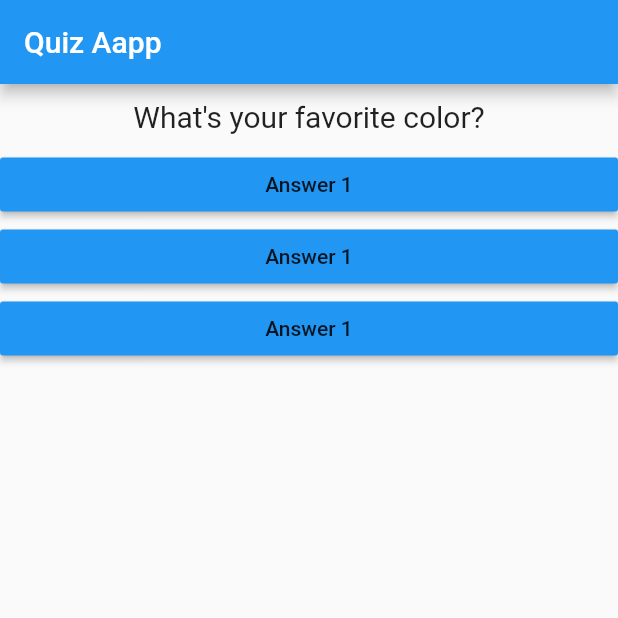
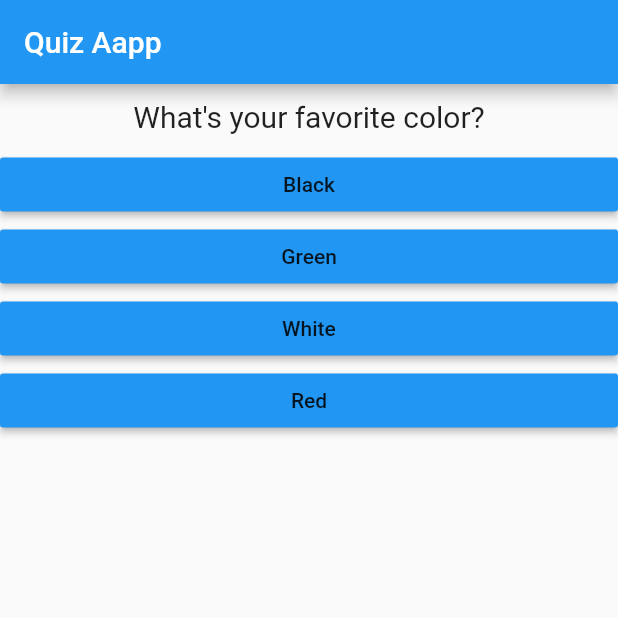
Before and after one commit to bahrie127/course_flutter_udemy_quiz_app, a Flutter app: the screen it shows after launch, on a phone screen of 412 x 824 dp, the top half of it. Run offline on Flutter 3.47's test engine with Material 2 defaults, Android fonts, the phone set to English and light mode, and no system bars.

```diff
--- a/lib/answer.dart
+++ b/lib/answer.dart
@@ -2,8 +2,9 @@ import 'package:flutter/material.dart';
 
 class Answer extends StatelessWidget {
   final Function selectHundler;
+  final String answerText;
 
-  Answer(this.selectHundler);
+  Answer(this.selectHundler, this.answerText);
 
   @override
   Widget build(BuildContext context) {
@@ -12,7 +13,7 @@ class Answer extends StatelessWidget {
       child: RaisedButton(
         onPressed: selectHundler,
         color: Colors.blue,
-        child: Text('Answer 1'),
+        child: Text(answerText),
       ),
     );
   }
--- a/lib/main.dart
+++ b/lib/main.dart
@@ -5,7 +5,6 @@ import './answer.dart';
 void main() => runApp(MyApp());
 
 class MyApp extends StatefulWidget {
-
   @override
   State<StatefulWidget> createState() {
     // TODO: implement createState
@@ -13,7 +12,7 @@ class MyApp extends StatefulWidget {
   }
 }
 
-class _MyAppState extends State<MyApp>{
+class _MyAppState extends State<MyApp> {
   var _questionIndex = 0;
 
   void _answerQuestion() {
@@ -26,8 +25,18 @@ class _MyAppState extends State<MyApp>{
   @override
   Widget build(BuildContext context) {
     var questions = [
-      'What\'s your favorite color?',
-      'What\'s your favorite animal?',
+      {
+        'questionText': 'What\'s your favorite color?',
+        'answers': ['Black', 'Green', 'White', 'Red']
+      },
+      {
+        'questionText': 'What\'s your favorite animal?',
+        'answers': ['Cat', 'Elephant', 'Lion', 'Rabbit']
+      },
+      {
+        'questionText': 'What\'s your favorite movie?',
+        'answers': ['Avangers', 'X-Man', 'Fast and Furious', 'Spaider-Man']
+      },
     ];
 
     return MaterialApp(
@@ -38,11 +47,12 @@ class _MyAppState extends State<MyApp>{
           body: Column(
             children: [
               Question(
-                questions[_questionIndex],
+                questions[_questionIndex]['questionText'],
               ),
-              Answer(_answerQuestion),
-              Answer(_answerQuestion),
-              Answer(_answerQuestion),
+              ...(questions[_questionIndex]['answers'] as List<String>)
+                  .map((answer) {
+                return Answer(_answerQuestion, answer);
+              }).toList()
             ],
           )),
     );
```
Lines whose indentation alone changed are shown as unchanged.
